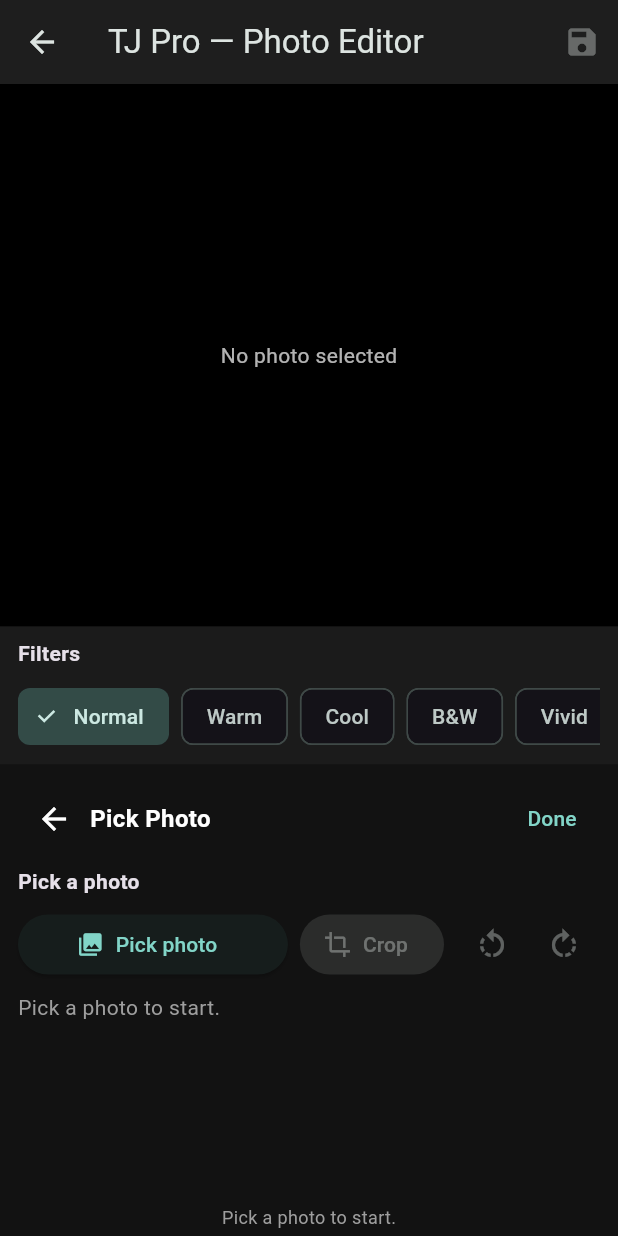
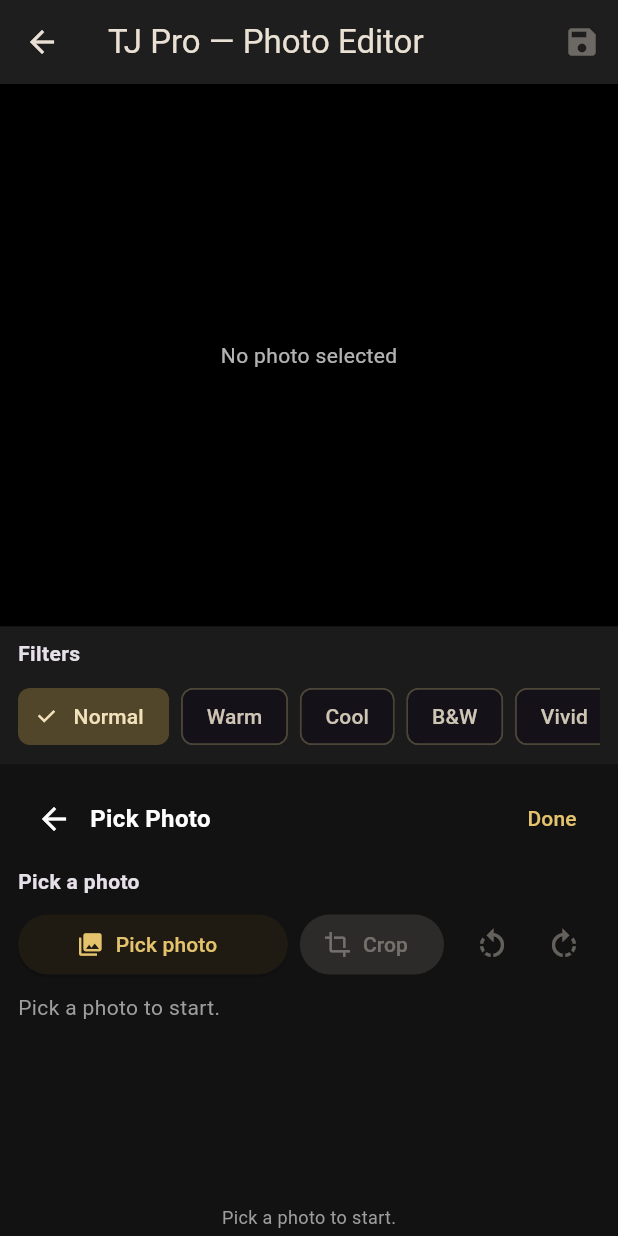
Before and after one commit to mithubhattijani-commits/tj-pro, a Flutter app: the PhotoEditorScreen screen opened directly, after a tap on "Pick", on a phone screen of 412 x 824 dp. Run offline on Flutter 3.47's test engine with Material 3 defaults, Android fonts, the phone set to English and light mode, and no system bars; our stand-ins replace file_picker, flutter_secure_storage, google_fonts, google_mobile_ads, image_cropper, image_picker and 3 more; missing offline and left inert: ffmpeg_kit_flutter_new, gal, google_mlkit_face_detection, google_mlkit_selfie_segmentation, google_mlkit_subject_segmentation, rtmp_streaming and 2 more; accounts and stored records are empty; network calls fail.

Commit message:
v1.0.3: dark premium + gold restyle (poster mockup) — gold theme seed, gold selection highlights in editors

```diff
--- a/lib/main.dart
+++ b/lib/main.dart
@@ -3,6 +3,8 @@ library;
 
 import 'package:flutter/material.dart';
 import 'package:url_launcher/url_launcher.dart';
+
+import 'theme.dart';
 
 import 'photo/photo_editor_screen.dart';
 import 'app_config.dart';
@@ -31,7 +33,7 @@ class PhotoVideoEditorApp extends StatelessWidget {
       debugShowCheckedModeBanner: false,
       theme: ThemeData(
         colorScheme: ColorScheme.fromSeed(
-            seedColor: Colors.teal, brightness: Brightness.dark),
+            seedColor: TjProTheme.gold, brightness: Brightness.dark),
       ),
       home: const HomeScreen(),
     );
--- a/lib/photo/photo_editor_screen.dart
+++ b/lib/photo/photo_editor_screen.dart
@@ -15,6 +15,7 @@ import 'package:path/path.dart' as p;
 import 'package:path_provider/path_provider.dart';
 
 import '../app_config.dart';
+import '../theme.dart';
 import '../services/ad_service.dart';
 import '../services/ai_service.dart';
 import '../services/photo_pipeline.dart';
@@ -421,7 +422,7 @@ class _PhotoEditorScreenState extends State<PhotoEditorScreen> {
           width: 76,
           padding: const EdgeInsets.symmetric(vertical: 8, horizontal: 4),
           decoration: BoxDecoration(
-            color: selected ? Colors.teal.shade700 : const Color(0xFF232323),
+            color: selected ? TjProTheme.goldDeep : const Color(0xFF232323),
             borderRadius: BorderRadius.circular(12),
           ),
           child: Column(
@@ -985,7 +986,7 @@ _SliderRow(
                 onPressed: () => setState(() => _textAlign = TextAlign.left),
                 icon: Icon(Icons.format_align_left,
                     color: _textAlign == TextAlign.left
-                        ? Colors.tealAccent
+                        ? TjProTheme.gold
                         : Colors.grey),
               ),
               IconButton(
@@ -993,7 +994,7 @@ _SliderRow(
                 onPressed: () => setState(() => _textAlign = TextAlign.center),
                 icon: Icon(Icons.format_align_center,
                     color: _textAlign == TextAlign.center
-                        ? Colors.tealAccent
+                        ? TjProTheme.gold
                         : Colors.grey),
               ),
               IconButton(
@@ -1001,7 +1002,7 @@ _SliderRow(
                 onPressed: () => setState(() => _textAlign = TextAlign.right),
                 icon: Icon(Icons.format_align_right,
                     color: _textAlign == TextAlign.right
-                        ? Colors.tealAccent
+                        ? TjProTheme.gold
                         : Colors.grey),
               ),
             ],
@@ -1075,7 +1076,7 @@ _SliderRow(
                               shape: BoxShape.circle,
                               border: Border.all(
                                 color: _textOutlineColor == c
-                                    ? Colors.tealAccent
+                                    ? TjProTheme.gold
                                     : Colors.grey,
                                 width: _textOutlineColor == c ? 3 : 1,
                               ),
@@ -1116,7 +1117,7 @@ _SliderRow(
                               shape: BoxShape.circle,
                               border: Border.all(
                                 color: _textBgColor == c
-                                    ? Colors.tealAccent
+                                    ? TjProTheme.gold
                                     : Colors.grey,
                                 width: _textBgColor == c ? 3 : 1,
                               ),
@@ -1368,7 +1369,7 @@ SizedBox(
           if (_hasTransparency)
             const Text(
               'Background hata diya gaya hai — ab Save karein.',
-              style: TextStyle(color: Colors.tealAccent),
+              style: TextStyle(color: TjProTheme.gold),
             ),
         ];
       case 'pick':
@@ -1417,7 +1418,7 @@ Row(
     return Theme(
       data: ThemeData.dark().copyWith(
         colorScheme: ColorScheme.fromSeed(
-            seedColor: Colors.teal, brightness: Brightness.dark),
+            seedColor: TjProTheme.gold, brightness: Brightness.dark),
       ),
       child: Scaffold(
         backgroundColor: const Color(0xFF121212),
--- /dev/null
+++ b/lib/theme.dart
@@ -0,0 +1,22 @@
+import 'package:flutter/material.dart';
+
+/// Dark premium + gold theme (Jaani, 2 Nov 2026) — matches the TJ Pro
+/// promo poster mockup: deep-dark surfaces with gold accents and gold
+/// selection highlights (e.g. the video timeline's selected clip).
+class TjProTheme {
+  /// Primary gold accent (poster gold).
+  static const Color gold = Color(0xFFFFD76A);
+
+  /// Deeper gold for selected fills (timeline clips, tool buttons).
+  static const Color goldDeep = Color(0xFF9C7A1F);
+
+  /// Bright gold for selection borders and glints.
+  static const Color goldBright = Color(0xFFFFE08A);
+
+  static ThemeData get dark => ThemeData(
+        colorScheme: ColorScheme.fromSeed(
+          seedColor: gold,
+          brightness: Brightness.dark,
+        ),
+      );
+}
--- a/lib/video/video_editor_screen.dart
+++ b/lib/video/video_editor_screen.dart
@@ -19,6 +19,7 @@ import 'package:path_provider/path_provider.dart';
 import 'package:video_player/video_player.dart';
 
 import '../app_config.dart';
+import '../theme.dart';
 import '../live/news_template.dart';
 import '../live/live_studio_screen.dart';
 import '../services/ad_service.dart';
@@ -1536,7 +1537,7 @@ class _VideoEditorScreenState extends State<VideoEditorScreen> {
           width: 76,
           padding: const EdgeInsets.symmetric(vertical: 8, horizontal: 4),
           decoration: BoxDecoration(
-            color: selected ? Colors.teal.shade700 : const Color(0xFF232323),
+            color: selected ? TjProTheme.goldDeep : const Color(0xFF232323),
             borderRadius: BorderRadius.circular(12),
           ),
           child: Column(
@@ -2879,12 +2880,12 @@ const Text('Auto Captions (CapCut-style)',
                             padding: const EdgeInsets.all(8),
                             decoration: BoxDecoration(
                               color: selected
-                                  ? Colors.teal.shade700
+                                  ? TjProTheme.goldDeep
                                   : const Color(0xFF2E2E2E),
                               borderRadius: BorderRadius.circular(10),
                               border: Border.all(
                                 color: selected
-                                    ? Colors.tealAccent
+                                    ? TjProTheme.gold
                                     : Colors.grey.shade700,
                               ),
                             ),
@@ -2986,7 +2987,7 @@ if (clip != null) ...[
     return Theme(
       data: ThemeData.dark().copyWith(
         colorScheme: ColorScheme.fromSeed(
-            seedColor: Colors.teal, brightness: Brightness.dark),
+            seedColor: TjProTheme.gold, brightness: Brightness.dark),
       ),
       child: Scaffold(
         backgroundColor: const Color(0xFF121212),
--- a/pubspec.yaml
+++ b/pubspec.yaml
@@ -1,7 +1,7 @@
 name: tj_pro
 description: "TJ Pro — free offline photo and video editor for Android."
 publish_to: 'none'
-version: 1.0.2+3
+version: 1.0.3+4
 
 environment:
   sdk: ^3.13.7
```
Also changed, not shown: 1 other file.
